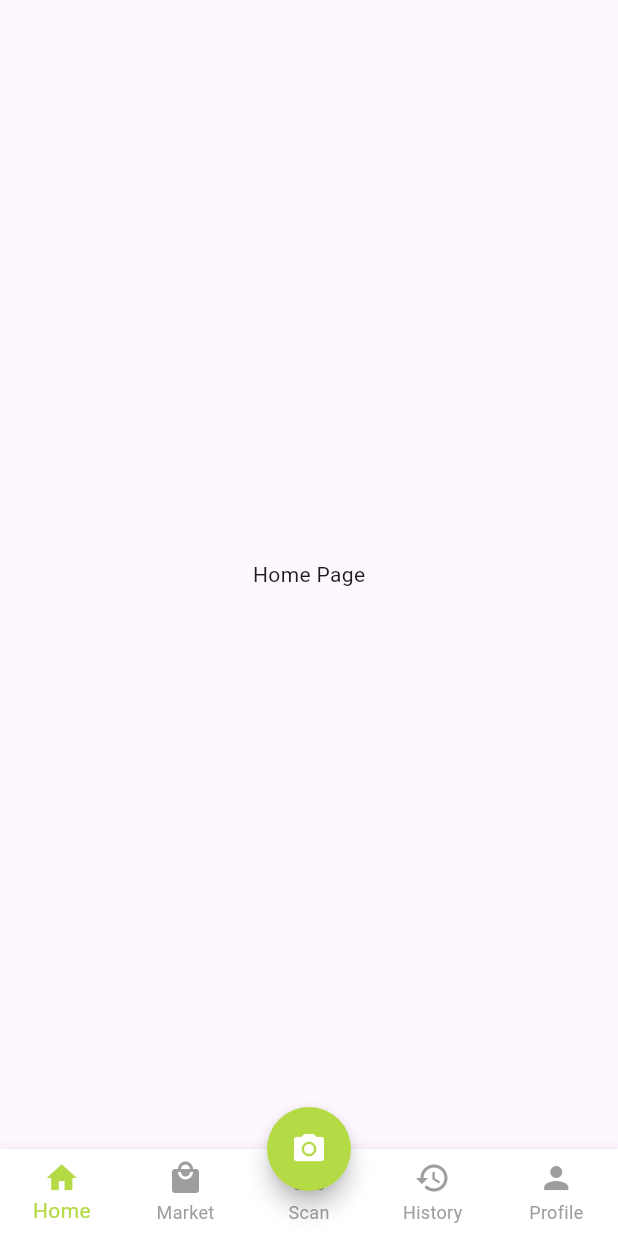
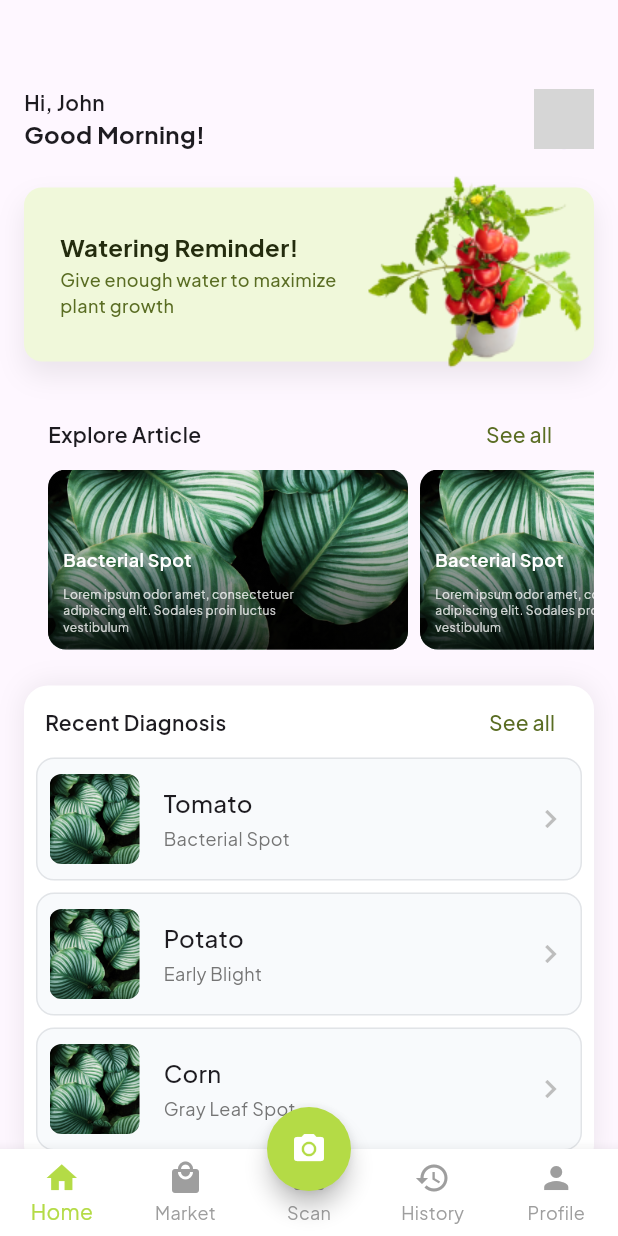
Before and after one commit to ridlofebrio/leafolyzef, a Flutter app: the screen it shows after launch, on a phone screen of 412 x 824 dp. Run offline on Flutter 3.47's test engine with Material 3 defaults, Android fonts, the phone set to English and light mode, and no system bars; our stand-ins replace another_flutter_splash_screen, camera, google_fonts, image_picker, permission_handler; network calls fail; grey boxes are pictures that could not be loaded.

Commit message:
feat: home screen (#11)

```diff
--- a/lib/core/home.dart
+++ b/lib/core/home.dart
@@ -1,6 +1,7 @@
 import 'package:flutter/material.dart';
 import 'package:leafolyze/constants/color.dart';
 import 'package:leafolyze/screens/camera_screen.dart';
+import 'package:leafolyze/screens/home_screen.dart';
 import 'package:leafolyze/screens/profileScreen.dart';
 
 class Home extends StatefulWidget {
@@ -14,10 +15,10 @@ class Home extends StatefulWidget {
 
 class _HomeState extends State<Home> {
   final List<Widget> _screens = [
-    Center(child: Text("Home Page")),
-    Center(child: Text("Favorites Page")),
-    CameraScreen(),
-    Center(child: Text("History Page")),
+    const HomeScreen(),
+    const Center(child: Text("Favorites Page")),
+    const CameraScreen(),
+    const Center(child: Text("History Page")),
     ProfileScreen(
       name: 'Muhammad Ridlo Febrio',
       email: '2241720098@gmail.com',
--- a/lib/main.dart
+++ b/lib/main.dart
@@ -1,7 +1,6 @@
 import 'package:flutter/material.dart';
+import 'package:google_fonts/google_fonts.dart';
 import 'package:leafolyze/core/home.dart';
-import 'package:leafolyze/screens/register_screen.dart';
-import 'package:leafolyze/screens/login_screen.dart';
 
 void main() {
   runApp(const MainApp());
@@ -14,6 +13,11 @@ class MainApp extends StatelessWidget {
   Widget build(BuildContext context) {
     return MaterialApp(
       debugShowCheckedModeBanner: false,
+      theme: ThemeData(
+        textTheme: GoogleFonts.plusJakartaSansTextTheme(
+          Theme.of(context).textTheme,
+        ),
+      ),
       home: Home(),
     );
   }
--- /dev/null
+++ b/lib/screens/home_screen.dart
@@ -0,0 +1,320 @@
+import 'package:flutter/material.dart';
+import 'package:leafolyze/widgets/diagnosis_item_widget.dart';
+
+class HomeScreen extends StatefulWidget {
+  const HomeScreen({super.key});
+
+  @override
+  State<HomeScreen> createState() => _HomeScreenState();
+}
+
+class _HomeScreenState extends State<HomeScreen> {
+  @override
+  Widget build(BuildContext context) {
+    return Scaffold(
+      body: SingleChildScrollView(
+        child: Padding(
+          padding: const EdgeInsets.symmetric(horizontal: 16, vertical: 58),
+          child: Column(
+            children: [
+              _buildGreetingSection(),
+              SizedBox(height: 24),
+              _buildWateringReminder(),
+              SizedBox(height: 24),
+              _buildArticleSection(),
+              SizedBox(height: 24),
+              _buildRecentDiagnosis(),
+            ],
+          ),
+        ),
+      ),
+    );
+  }
+}
+
+Widget _buildGreetingSection() {
+  return Row(
+    mainAxisAlignment: MainAxisAlignment.spaceBetween,
+    children: [
+      Column(
+        crossAxisAlignment: CrossAxisAlignment.start,
+        children: [
+          Text(
+            'Hi, John',
+            style: TextStyle(fontSize: 14, fontWeight: FontWeight.w600),
+          ),
+          Text(
+            'Good Morning!',
+            style: TextStyle(fontSize: 16, fontWeight: FontWeight.w700),
+          ),
+        ],
+      ),
+      CircleAvatar(
+        radius: 20,
+        backgroundImage: NetworkImage(
+            'https://awsimages.detik.net.id/community/media/visual/2018/03/03/39f24229-6f26-4a17-aa92-44c3bd3dae9e_43.jpeg?w=600&q=90'),
+      ),
+    ],
+  );
+}
+
+Widget _buildWateringReminder() {
+  return Stack(
+    clipBehavior: Clip.none,
+    children: [
+      Container(
+        padding: EdgeInsets.symmetric(vertical: 28.5, horizontal: 24),
+        decoration: BoxDecoration(
+          color: Color(0xFFF0F8DA),
+          borderRadius: BorderRadius.circular(12),
+          boxShadow: [
+            BoxShadow(
+              offset: Offset(0, 9),
+              blurRadius: 15.3,
+              color: Colors.black.withOpacity(0.08),
+            ),
+          ],
+        ),
+        child: Row(
+          children: [
+            SizedBox(
+              width: 190,
+              child: Column(
+                crossAxisAlignment: CrossAxisAlignment.start,
+                children: [
+                  Text(
+                    'Watering Reminder!',
+                    style: TextStyle(
+                        fontSize: 16,
+                        fontWeight: FontWeight.bold,
+                        color: Color(0xFF242C0E)),
+                  ),
+                  SizedBox(height: 2),
+                  Text(
+                    'Give enough water to maximize plant growth',
+                    style: TextStyle(
+                        fontSize: 12,
+                        color: Color(0xFF5A6D23),
+                        fontWeight: FontWeight.w500),
+                  ),
+                ],
+              ),
+            ),
+          ],
+        ),
+      ),
+      Positioned(
+        right: 0,
+        bottom: -12,
+        child: Image.asset(
+          'lib/assets/images/image-13.png',
+          fit: BoxFit.cover,
+        ),
+      ),
+    ],
+  );
+}
+
+Widget _buildArticleSection() {
+  return Column(
+    children: [
+      Padding(
+        padding: EdgeInsets.symmetric(horizontal: 16),
+        child: Row(
+          mainAxisAlignment: MainAxisAlignment.spaceBetween,
+          children: [
+            Text(
+              'Explore Article',
+              style: TextStyle(
+                fontSize: 14,
+                fontWeight: FontWeight.w600,
+              ),
+            ),
+            TextButton(
+              onPressed: () {},
+              child: Text(
+                'See all',
+                style: TextStyle(
+                  fontSize: 14,
+                  color: Color(0xFF5A6D23),
+                  fontWeight: FontWeight.w500,
+                ),
+              ),
+            ),
+          ],
+        ),
+      ),
+      SizedBox(
+        height: 120,
+        child: ListView.builder(
+          padding: EdgeInsets.symmetric(horizontal: 16),
+          scrollDirection: Axis.horizontal,
+          itemCount: 5,
+          itemBuilder: (context, index) {
+            return Stack(
+              children: [
+                Container(
+                  width: 240,
+                  margin: EdgeInsets.only(right: 8),
+                  decoration: BoxDecoration(
+                    borderRadius: BorderRadius.circular(12),
+                    image: DecorationImage(
+                      image: AssetImage(
+                          'lib/assets/images/ren-ran-bBiuSdck8tU-unsplash.jpg'),
+                      fit: BoxFit.cover,
+                    ),
+                  ),
+                ),
+                Container(
+                  width: 240,
+                  margin: EdgeInsets.only(right: 8),
+                  decoration: BoxDecoration(
+                    borderRadius: BorderRadius.circular(12),
+                    gradient: LinearGradient(
+                      begin: Alignment.bottomCenter,
+                      end: Alignment.topCenter,
+                      colors: [
+                        Colors.black.withOpacity(0.8),
+                        Colors.transparent,
+                      ],
+                      stops: [0.0, 0.7],
+                    ),
+                  ),
+                  padding: EdgeInsets.all(10),
+                  child: Column(
+                    mainAxisAlignment: MainAxisAlignment.end,
+                    crossAxisAlignment: CrossAxisAlignment.start,
+                    children: [
+                      Text(
+                        'Bacterial Spot',
+                        style: TextStyle(
+                          color: Colors.white,
+                          fontSize: 12,
+                          fontWeight: FontWeight.w600,
+                        ),
+                      ),
+                      SizedBox(height: 8),
+                      SizedBox(
+                        width: 160,
+                        child: Text(
+                          'Lorem ipsum odor amet, consectetuer adipiscing elit. Sodales proin luctus vestibulum',
+                          style: TextStyle(
+                            color: Colors.white.withOpacity(0.8),
+                            fontSize: 8,
+                            fontWeight: FontWeight.w400,
+                          ),
+                          overflow: TextOverflow.ellipsis,
+                          maxLines: 3,
+                        ),
+                      ),
+                    ],
+                  ),
+                ),
+              ],
+            );
+          },
+        ),
+      ),
+    ],
+  );
+}
+
+Widget _buildRecentDiagnosis() {
+  // Sample data
+  final List<Map<String, String>> diagnosisItems = [
+    {
+      'imagePath': 'lib/assets/images/ren-ran-bBiuSdck8tU-unsplash.jpg',
+      'plantName': 'Tomato',
+      'diseaseName': 'Bacterial Spot',
+    },
+    {
+      'imagePath': 'lib/assets/images/ren-ran-bBiuSdck8tU-unsplash.jpg',
+      'plantName': 'Potato',
+      'diseaseName': 'Early Blight',
+    },
+    {
+      'imagePath': 'lib/assets/images/ren-ran-bBiuSdck8tU-unsplash.jpg',
+      'plantName': 'Corn',
+      'diseaseName': 'Gray Leaf Spot',
+    },
+  ];
+
+  // final displayedItems = diagnosisItems.take(3).toList();
+
+  return Container(
+    padding: EdgeInsets.fromLTRB(8, 0, 8, 12),
+    decoration: BoxDecoration(
+      color: Colors.white,
+      borderRadius: BorderRadius.circular(16),
+      boxShadow: [
+        BoxShadow(
+          offset: Offset(0, 0),
+          blurRadius: 15,
+          color: Colors.black.withOpacity(0.08),
+        ),
+      ],
+    ),
+    child: Column(
+      children: [
+        Padding(
+          padding: EdgeInsets.symmetric(horizontal: 6),
+          child: Row(
+            mainAxisAlignment: MainAxisAlignment.spaceBetween,
+            children: [
+              Center(
+                child: Text(
+                  'Recent Diagnosis',
+                  style: TextStyle(
+                    fontSize: 14,
+                    fontWeight: FontWeight.w600,
+                  ),
+                ),
+              ),
+              TextButton(
+                onPressed: () {},
+                child: Center(
+                  child: Text(
+                    'See all',
+                    style: TextStyle(
+                      fontSize: 14,
+                      color: Color(0xFF5A6D23),
+                      fontWeight: FontWeight.w500,
+                    ),
+                  ),
+                ),
+              ),
+            ],
+          ),
+        ),
+        ListView.separated(
+          padding: EdgeInsets.zero,
+          shrinkWrap: true,
+          physics: NeverScrollableScrollPhysics(),
+          itemCount: diagnosisItems.length,
+          separatorBuilder: (context, index) => SizedBox(height: 8),
+          itemBuilder: (context, index) {
+            final item = diagnosisItems[index];
+            return Container(
+              padding: EdgeInsets.symmetric(horizontal: 8, vertical: 10),
+              decoration: BoxDecoration(
+                color: Color(0xFFF8FAFC),
+                border: Border.all(
+                  color: Color(0xFFBFC2C8).withOpacity(0.4),
+                ),
+                borderRadius: BorderRadius.circular(12),
+              ),
+              child: DiagnosisItem(
+                imagePath: item['imagePath']!,
+                plantName: item['plantName']!,
+                diseaseName: item['diseaseName']!,
+                onTap: () {
+                  // Handle tap for specific item
+                },
+              ),
+            );
+          },
+        ),
+      ],
+    ),
+  );
+}
--- /dev/null
+++ b/lib/widgets/diagnosis_item_widget.dart
@@ -0,0 +1,64 @@
+import 'package:flutter/material.dart';
+
+class DiagnosisItem extends StatelessWidget {
+  final String imagePath;
+  final String plantName;
+  final String diseaseName;
+  final VoidCallback? onTap;
+
+  const DiagnosisItem({
+    super.key,
+    required this.imagePath,
+    required this.plantName,
+    required this.diseaseName,
+    this.onTap,
+  });
+
+  @override
+  Widget build(BuildContext context) {
+    return GestureDetector(
+      onTap: onTap,
+      child: Row(
+        children: [
+          ClipRRect(
+            borderRadius: BorderRadius.circular(8),
+            child: Image.asset(
+              imagePath,
+              width: 60,
+              height: 60,
+              fit: BoxFit.cover,
+            ),
+          ),
+          SizedBox(width: 16),
+          Expanded(
+            child: Column(
+              crossAxisAlignment: CrossAxisAlignment.start,
+              children: [
+                Text(
+                  plantName,
+                  style: TextStyle(
+                    fontSize: 16,
+                    fontWeight: FontWeight.w500,
+                  ),
+                ),
+                SizedBox(height: 4),
+                Text(
+                  diseaseName,
+                  style: TextStyle(
+                    fontSize: 12,
+                    color: Colors.grey[600],
+                  ),
+                ),
+              ],
+            ),
+          ),
+          Icon(
+            Icons.chevron_right,
+            color: Colors.grey[400],
+            size: 24,
+          ),
+        ],
+      ),
+    );
+  }
+}
```
Also changed, not shown: lib/assets/images/image-13.png (added), lib/assets/images/ren-ran-bBiuSdck8tU-unsplash.jpg (added).
